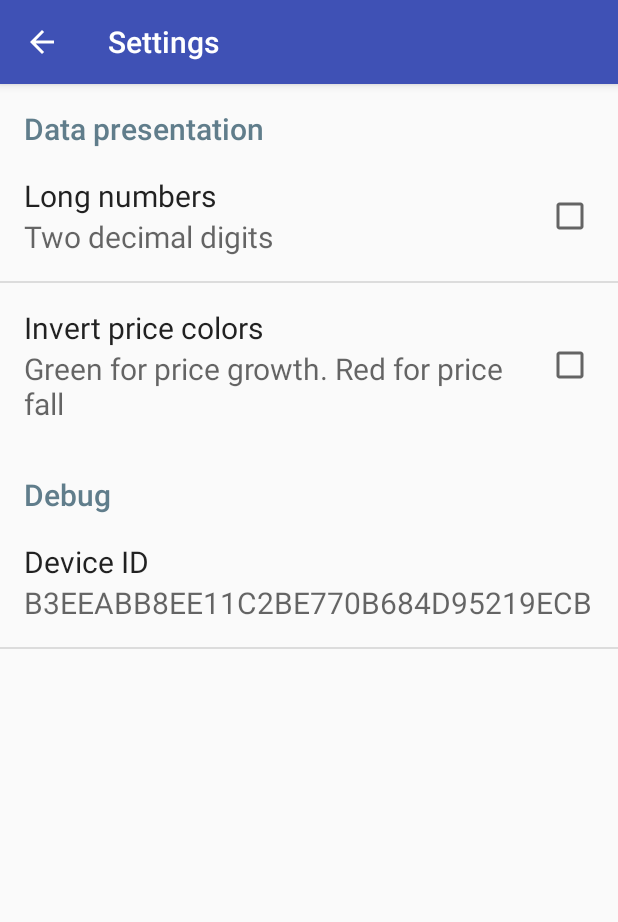
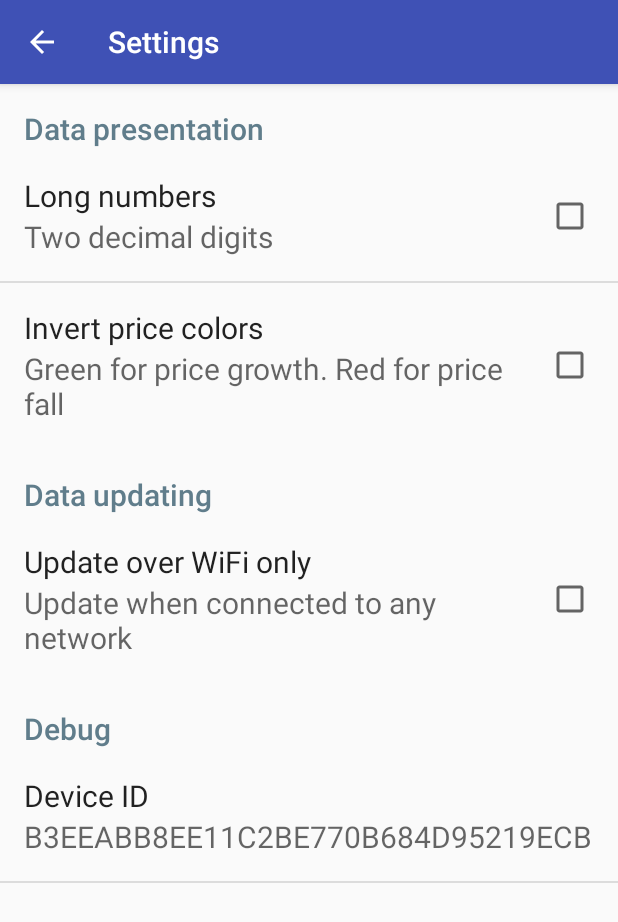
Before and after one commit to Limych/Rates, an Android app: the SettingsActivity screen opened directly, with no data from a screen before it, on a phone screen of 412 x 824 dp. Shown: the top 922 px of the screen. Run offline under Robolectric (Android 15) with nearby library versions, the phone set to English and light mode, and no system bars.

Commit message:
Added suspending update until network connection. Added setting for WiFi only updating.

```diff
--- a/app/src/main/AndroidManifest.xml
+++ b/app/src/main/AndroidManifest.xml
@@ -47,7 +47,7 @@
 			<!--</intent-filter>-->
 		</activity>
 
-		<service android:name=".util.RatesDownloadService"/>
+		<service android:name=".util.UpdateService"/>
 
 		<receiver android:name=".ui.WidgetProvider">
 			<intent-filter>
--- a/app/src/main/java/com/khrolenok/rates/ExRatesApplication.java
+++ b/app/src/main/java/com/khrolenok/rates/ExRatesApplication.java
@@ -23,6 +23,7 @@ import android.os.StrictMode;
 import android.provider.Settings;
 
 import com.khrolenok.rates.util.StockNames;
+import com.khrolenok.rates.util.UpdateService;
 
 import java.math.BigInteger;
 import java.security.MessageDigest;
@@ -73,6 +74,9 @@ public class ExRatesApplication extends Application {
 				|| deviceId.equals("731E71558550B5248AD569E9A603BBA7"); // My test device
 //		isTestDevice = true;
 		if( BuildConfig.DEBUG && isTestDevice ) Log.v("Test device detected");
+
+		// Try to start update service
+		UpdateService.start(getApplicationContext());
 	}
 
 	public String getDeviceID() {
--- a/app/src/main/java/com/khrolenok/rates/Settings.java
+++ b/app/src/main/java/com/khrolenok/rates/Settings.java
@@ -64,5 +64,6 @@ public class Settings {
 	public interface Preferences {
 		String INVERT_COLORS = "invert_colors";
 		String LONG_FORMAT = "long_format";
+		String WIFI_ONLY = "wifi_only";
 	}
 }
--- a/app/src/main/java/com/khrolenok/rates/ui/RatesFragment.java
+++ b/app/src/main/java/com/khrolenok/rates/ui/RatesFragment.java
@@ -94,8 +94,8 @@ public class RatesFragment extends Fragment
 			mRatesListView = (RecyclerView) getActivity().findViewById(R.id.stockRatesList);
 			mRatesListView.setLayoutManager(new LinearLayoutManager(getActivity()));
 
-			final SharedPreferences prefs = getActivity().getSharedPreferences(Settings.PREFS_NAME,
-					Context.MODE_PRIVATE);
+			final SharedPreferences prefs = getActivity().getApplicationContext()
+					.getSharedPreferences(Settings.PREFS_NAME, Context.MODE_PRIVATE);
 
 			List<String> ratesList;
 			try{
--- a/app/src/main/res/values/strings.xml
+++ b/app/src/main/res/values/strings.xml
@@ -11,7 +11,7 @@
   ~ Unless required by applicable law or agreed to in writing, software
   ~ distributed under the License is distributed on an "AS IS" BASIS,
   ~ WITHOUT WARRANTIES OR CONDITIONS OF ANY KIND, either express or implied.
-  ~ See the License for the specific language governing permissions and
+  ~ See the License for&#160;the specific language governing permissions and
   ~ limitations under the License.
   -->
 
@@ -38,24 +38,30 @@
 
 
 	<!-- Preferences -->
-	<!-- Preference and Categories titles -->
-	<string name="pref_title_widget">Widget</string>
+	<!-- Preference categories titles -->
+	<string name="pref_title_debug">Debug</string>
+	<string name="pref_title_presentation">Data presentation</string>
+	<string name="pref_title_updating">Data updating</string>
+
+	<!-- Preference titles and descriptions -->
+	<string name="pref_title_device_id">Device ID</string>
+
 	<string name="pref_title_invert_colors">Invert price colors</string>
-	<string name="pref_title_debug">Debug</string>
-	<string name="pref_title_device_id">Device ID</string>
-	<string name="pref_title_presentation">Data presentation</string>
+	<string name="pref_desc_normal_colors">Green for&#160;price growth. Red for&#160;price fall</string>
+	<string name="pref_desc_invert_colors">Red for&#160;price growth. Green for&#160;price fall</string>
+
 	<string name="pref_title_long_format">Long numbers</string>
-
-	<!-- Preference descriptions -->
-	<string name="pref_desc_normal_colors">Green for price growth. Red for price fall</string>
-	<string name="pref_desc_invert_colors">Red for price growth. Green for price fall</string>
 	<string name="pref_desc_long_format">Four decimal digits</string>
 	<string name="pref_desc_short_format">Two decimal digits</string>
+
+	<string name="pref_title_wifi_only">Update over WiFi only</string>
+	<string name="pref_desc_wifi_only_on">Suspend update until availability WiFI</string>
+	<string name="pref_desc_wifi_only_off">Update when connected to any network</string>
 
 
 	<!-- Dialogs -->
 	<string name="about_version">Version</string>
-	<string name="about_copyright">© 2015, Andrey “Limych” Khrolenok</string>
+	<string name="about_copyright">©&#160;2015, Andrey “Limych” Khrolenok</string>
 
 
 	<!-- Calculator dialog -->
--- a/app/src/main/res/xml/preferences.xml
+++ b/app/src/main/res/xml/preferences.xml
@@ -37,6 +37,18 @@
 	</PreferenceCategory>
 
 	<PreferenceCategory
+		android:title="@string/pref_title_updating">
+
+		<CheckBoxPreference
+			android:defaultValue="false"
+			android:key="wifi_only"
+			android:summaryOff="@string/pref_desc_wifi_only_off"
+			android:summaryOn="@string/pref_desc_wifi_only_on"
+			android:title="@string/pref_title_wifi_only"/>
+
+	</PreferenceCategory>
+
+	<PreferenceCategory
 		android:key="category_debug"
 		android:title="@string/pref_title_debug">
 
```
Also changed, not shown: app/src/main/java/com/khrolenok/rates/ui/SettingsActivity.java (+8 -1 lines), app/src/main/java/com/khrolenok/rates/ui/WidgetProvider.java (+5 -5 lines), app/src/main/java/com/khrolenok/rates/util/ConnectionMonitor.java (+30 -8 lines), app/src/main/java/com/khrolenok/rates/util/RatesDownloadService.java (deleted, +0 -137 lines), app/src/main/java/com/khrolenok/rates/util/UpdateService.java (added, +132 -0 lines), app/src/main/res/layout/activity_main.xml (+4 -4 lines), 2 other files.
